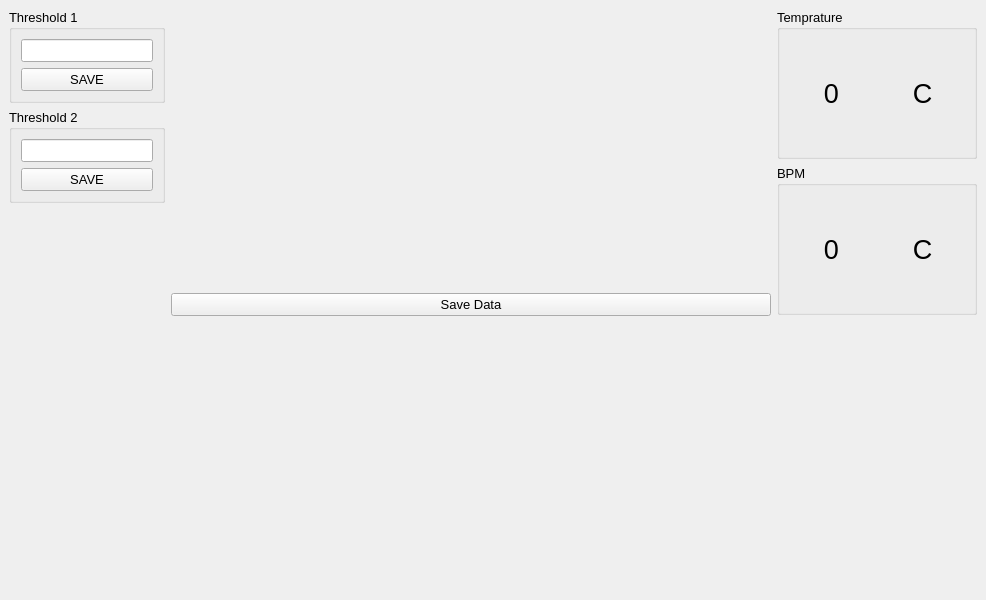
First picture: the form in MainWindow.ui, repository faisalrao778/ECGSoftware, before the edit.
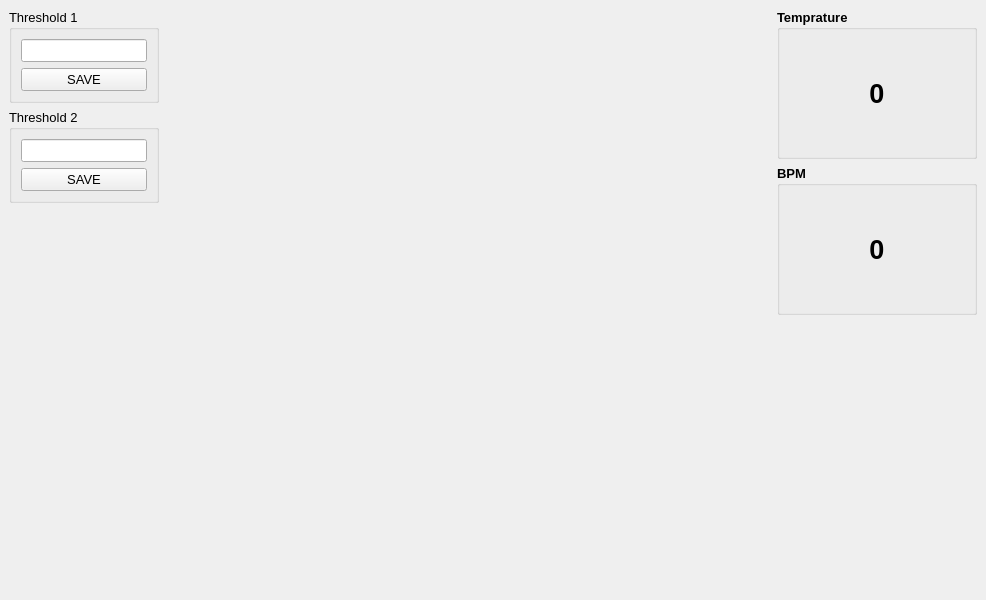
Second picture: the form after the edit.

```diff
--- a/MainWindow.ui
+++ b/MainWindow.ui
@@ -133,41 +133,20 @@
        <layout class="QGridLayout" name="gridLayout_chart1"/>
       </item>
       <item>
-       <layout class="QGridLayout" name="gridLayout_chart2"/>
-      </item>
-      <item>
-       <spacer name="verticalSpacer_temprature">
+       <spacer name="horizontalSpacer_2">
         <property name="orientation">
-         <enum>Qt::Vertical</enum>
-        </property>
-        <property name="sizeType">
-         <enum>QSizePolicy::Maximum</enum>
+         <enum>Qt::Horizontal</enum>
         </property>
         <property name="sizeHint" stdset="0">
          <size>
-          <width>20</width>
-          <height>10</height>
+          <width>1000</width>
+          <height>20</height>
          </size>
         </property>
        </spacer>
       </item>
       <item>
-       <widget class="QPushButton" name="pushButton_data_save">
-        <property name="minimumSize">
-         <size>
-          <width>600</width>
-          <height>0</height>
-         </size>
-        </property>
-        <property name="font">
-         <font>
-          <pointsize>10</pointsize>
-         </font>
-        </property>
-        <property name="text">
-         <string>Save Data</string>
-        </property>
-       </widget>
+       <layout class="QGridLayout" name="gridLayout_chart2"/>
       </item>
      </layout>
     </item>
@@ -193,6 +172,8 @@
         <property name="font">
          <font>
           <pointsize>10</pointsize>
+          <weight>75</weight>
+          <bold>true</bold>
          </font>
         </property>
         <property name="title">
@@ -204,6 +185,8 @@
            <property name="font">
             <font>
              <pointsize>20</pointsize>
+             <weight>75</weight>
+             <bold>true</bold>
             </font>
            </property>
            <property name="text">
@@ -214,21 +197,6 @@
            </property>
           </widget>
          </item>
-         <item>
-          <widget class="QLabel" name="label_tempratureUnit">
-           <property name="font">
-            <font>
-             <pointsize>20</pointsize>
-            </font>
-           </property>
-           <property name="text">
-            <string>C</string>
-           </property>
-           <property name="alignment">
-            <set>Qt::AlignCenter</set>
-           </property>
-          </widget>
-         </item>
         </layout>
        </widget>
       </item>
@@ -249,6 +217,8 @@
         <property name="font">
          <font>
           <pointsize>10</pointsize>
+          <weight>75</weight>
+          <bold>true</bold>
          </font>
         </property>
         <property name="title">
@@ -260,6 +230,8 @@
            <property name="font">
             <font>
              <pointsize>20</pointsize>
+             <weight>75</weight>
+             <bold>true</bold>
             </font>
            </property>
            <property name="text">
@@ -270,21 +242,6 @@
            </property>
           </widget>
          </item>
-         <item>
-          <widget class="QLabel" name="label_2">
-           <property name="font">
-            <font>
-             <pointsize>20</pointsize>
-            </font>
-           </property>
-           <property name="text">
-            <string>C</string>
-           </property>
-           <property name="alignment">
-            <set>Qt::AlignCenter</set>
-           </property>
-          </widget>
-         </item>
         </layout>
        </widget>
       </item>
```
